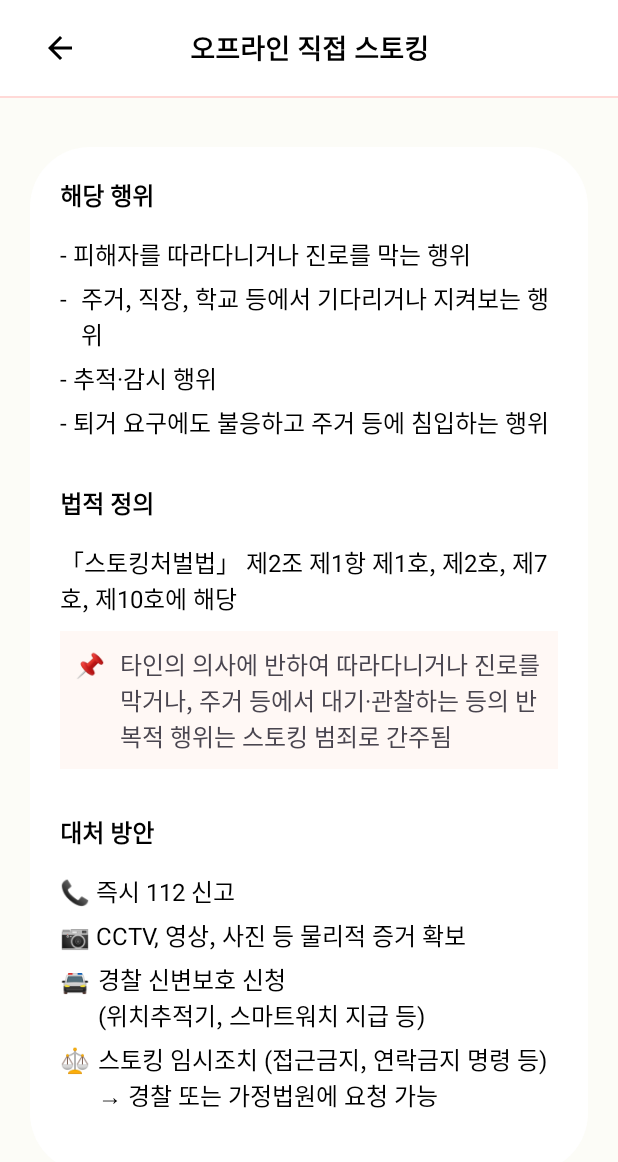
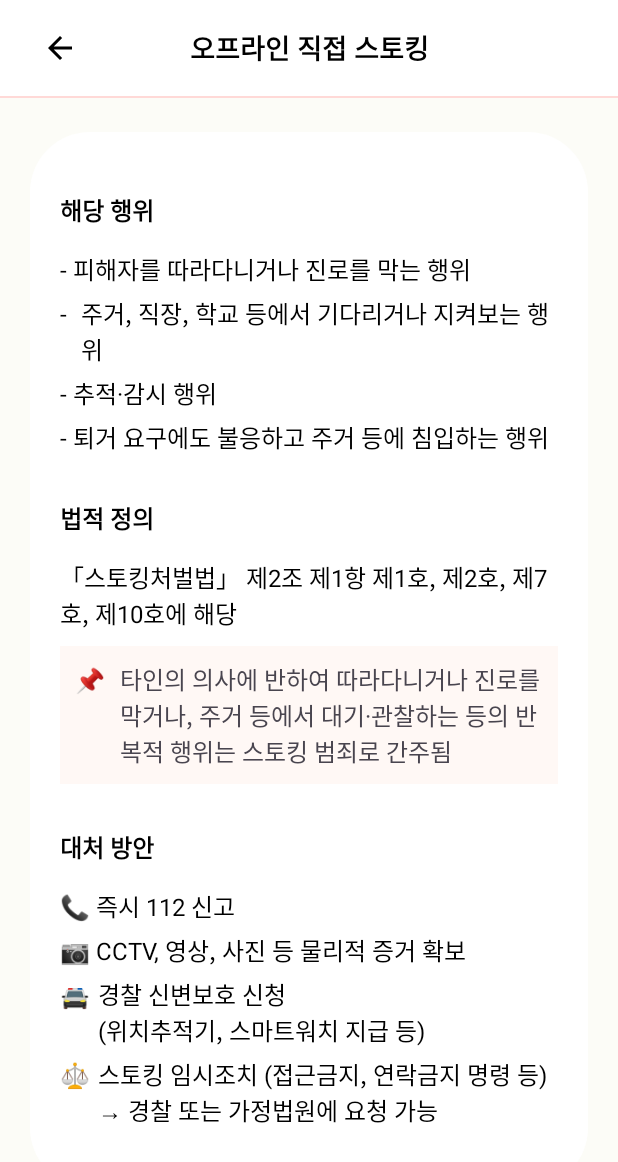
Before and after one commit to lovelhee/Stopping, an Android app: the fragment OfflineFragment shown on its own in the app's theme, on a phone screen of 412 x 824 dp. Shown: the top 1162 px of the screen. Run offline under Robolectric (Android 15) with nearby library versions, the phone set to English and light mode, and no system bars.

Commit message:
style: update fragment design

```diff
--- a/src/main/res/layout/fragment_offline.xml
+++ b/src/main/res/layout/fragment_offline.xml
@@ -61,8 +61,8 @@
             app:layout_constraintStart_toStartOf="parent"
             app:layout_constraintEnd_toEndOf="parent">
 
-            <!-- ✅ 해당 행위 -->
             <TextView
+                android:layout_marginTop="20dp"
                 android:layout_width="wrap_content"
                 android:layout_height="wrap_content"
                 android:text="해당 행위"
```
